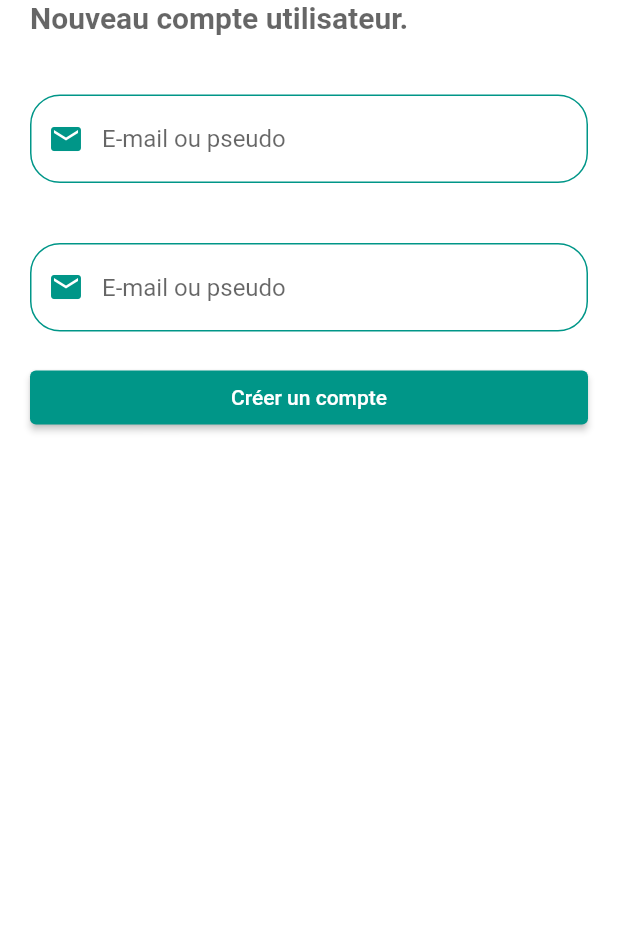
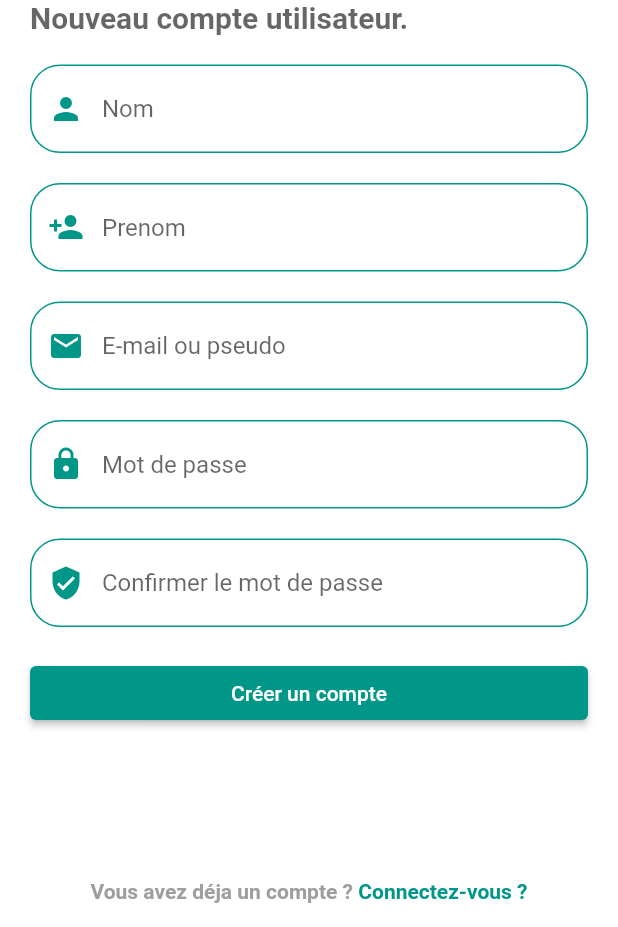
Before and after one commit to emmanuelKouevi/africanbmobile, a Flutter app: the RegisterPage screen opened by its route, on a phone screen of 412 x 824 dp, the part 309-1236 px from its top. Run offline on Flutter 3.47's test engine with Material 2 defaults, Android fonts, the light colour scheme and no system bars; our stand-ins replace sign_in_button.

Commit message:
Inscription

```diff
--- a/africanbus_mobile/lib/router/router.dart
+++ b/africanbus_mobile/lib/router/router.dart
@@ -1,11 +1,13 @@
 import 'package:africanbus_mobile/views/authentification/inscription.dart';
 import 'package:africanbus_mobile/views/splash/splash_screen.dart';
+import 'package:africanbus_mobile/views/tabs/login/authentification.dart';
 import 'package:africanbus_mobile/views/tabs/tabs.dart';
 import 'package:flutter/material.dart';
 
 const String homeViewRoute = '/';
 const String splashViewRoute = 'splash_screen';
 const String tabsViewRoute = 'tabs';
+const String loginViewRoute = 'login';
 const String registerViewRoute = 'register';
 
 Route<dynamic> generateRoute(RouteSettings settings) {
@@ -19,6 +21,9 @@ Route<dynamic> generateRoute(RouteSettings settings) {
     case registerViewRoute:
       return MaterialPageRoute(builder: (_) => RegisterPage());
 
+    case loginViewRoute:
+      return MaterialPageRoute(builder: (_) => AuthentificationTab());
+
     default:
       return MaterialPageRoute(builder: (_) => SplashScreen());
   }
--- a/africanbus_mobile/lib/views/authentification/inscription.dart
+++ b/africanbus_mobile/lib/views/authentification/inscription.dart
@@ -1,3 +1,5 @@
+import 'package:africanbus_mobile/router/router.dart';
+import 'package:flutter/gestures.dart';
 import 'package:flutter/material.dart';
 
 class RegisterPage extends StatefulWidget {
@@ -53,7 +55,7 @@ class _RegisterPageState extends State<RegisterPage> {
           border: OutlineInputBorder(
             borderRadius: BorderRadius.circular(20.0),
           ),
-          prefixIcon: Icon(Icons.email , color: Colors.teal,)
+          prefixIcon: Icon(Icons.person , color: Colors.teal,)
       ),
     );
 
@@ -72,7 +74,7 @@ class _RegisterPageState extends State<RegisterPage> {
           border: OutlineInputBorder(
             borderRadius: BorderRadius.circular(20.0),
           ),
-          prefixIcon: Icon(Icons.email , color: Colors.teal,)
+          prefixIcon: Icon(Icons.person_add, color: Colors.teal,)
       ),
     );
 
@@ -98,7 +100,7 @@ class _RegisterPageState extends State<RegisterPage> {
     final password = TextField(
       cursorColor: Colors.teal,
       decoration: InputDecoration(
-          hintText: "E-mail ou pseudo",
+          hintText: "Mot de passe",
           enabledBorder: OutlineInputBorder(
             borderSide: BorderSide(color: Colors.teal),
             borderRadius: BorderRadius.circular(20.0),
@@ -110,14 +112,14 @@ class _RegisterPageState extends State<RegisterPage> {
           border: OutlineInputBorder(
             borderRadius: BorderRadius.circular(20.0),
           ),
-          prefixIcon: Icon(Icons.email , color: Colors.teal,)
+          prefixIcon: Icon(Icons.lock , color: Colors.teal,)
       ),
     );
 
     final passwordConfirm = TextField(
       cursorColor: Colors.teal,
       decoration: InputDecoration(
-          hintText: "E-mail ou pseudo",
+          hintText: "Confirmer le mot de passe",
           enabledBorder: OutlineInputBorder(
             borderSide: BorderSide(color: Colors.teal),
             borderRadius: BorderRadius.circular(20.0),
@@ -129,7 +131,7 @@ class _RegisterPageState extends State<RegisterPage> {
           border: OutlineInputBorder(
             borderRadius: BorderRadius.circular(20.0),
           ),
-          prefixIcon: Icon(Icons.email , color: Colors.teal,)
+          prefixIcon: Icon(Icons.verified_user , color: Colors.teal,)
       ),
     );
 
@@ -144,16 +146,45 @@ class _RegisterPageState extends State<RegisterPage> {
       ),
     );
 
+    final haveAnAccount = Container(
+      alignment: Alignment.center,
+      margin: EdgeInsets.only(top: 40.0),
+      child: RichText(
+        key: Key("registerRouter"),
+        text: TextSpan(
+          text: "Vous avez déja un compte ? ",
+          style: defaultTextStyle,
+          recognizer: TapGestureRecognizer()
+            ..onTap = () {
+              Navigator.of(context).pushNamed(loginViewRoute);
+            },
+          children: <TextSpan>[
+            TextSpan(
+              text: 'Connectez-vous ?',
+              style: linkTextStyle,
+              recognizer: TapGestureRecognizer()
+                ..onTap = () {
+                  Navigator.of(context).pushNamed(loginViewRoute);
+                },
+            ),
+          ],
+        ),
+      ),
+    );
+
     final form = Form(
         child: Column(
           children: [
             spacer,
+            nom,
+            spacer,
+            prenom,
             spacer,
             email,
             spacer,
+            password,
             spacer,
-            password,
-
+            passwordConfirm,
             spacer,
             registerBtn,
             spacer,
@@ -179,7 +210,7 @@ class _RegisterPageState extends State<RegisterPage> {
             title2,
             form,
             spacer,
-
+            haveAnAccount,
           ],
         ),
       ),
```
